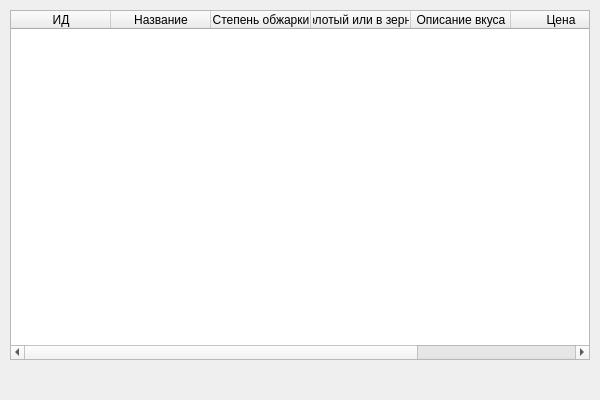
Before: the Qt Designer form main.ui in lubaskinc0de/coffee-yl, drawn with Qt 5.
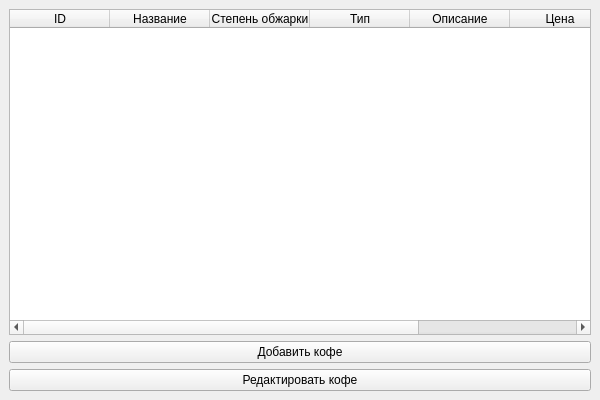
After: the same form once the commit is applied.

Patch:
```diff
--- a/main.ui
+++ b/main.ui
@@ -10,18 +10,16 @@
     <height>400</height>
    </rect>
   </property>
+  <property name="windowTitle">
+   <string>Кофе Менеджер</string>
+  </property>
+  <widget class="QWidget" name="centralwidget">
+   <layout class="QVBoxLayout">
+    <item>
   <widget class="QTableWidget" name="tableWidget">
-   <property name="geometry">
-    <rect>
-     <x>10</x>
-     <y>10</y>
-     <width>580</width>
-     <height>350</height>
-    </rect>
-   </property>
    <column>
     <property name="text">
-     <string>ИД</string>
+        <string>ID</string>
     </property>
    </column>
    <column>
@@ -36,12 +34,12 @@
    </column>
    <column>
     <property name="text">
-     <string>Молотый или в зернах</string>
+        <string>Тип</string>
     </property>
    </column>
    <column>
     <property name="text">
-     <string>Описание вкуса</string>
+        <string>Описание</string>
     </property>
    </column>
    <column>
@@ -51,9 +49,26 @@
    </column>
    <column>
     <property name="text">
-     <string>Объем упаковки</string>
-    </property>
-   </column>
+        <string>Объем</string>
+       </property>
+      </column>
+     </widget>
+    </item>
+    <item>
+     <widget class="QPushButton" name="addButton">
+      <property name="text">
+       <string>Добавить кофе</string>
+      </property>
+     </widget>
+    </item>
+    <item>
+     <widget class="QPushButton" name="editButton">
+      <property name="text">
+       <string>Редактировать кофе</string>
+      </property>
+     </widget>
+    </item>
+   </layout>
   </widget>
  </widget>
 </ui>
```
Lines whose indentation alone changed are shown as unchanged.
